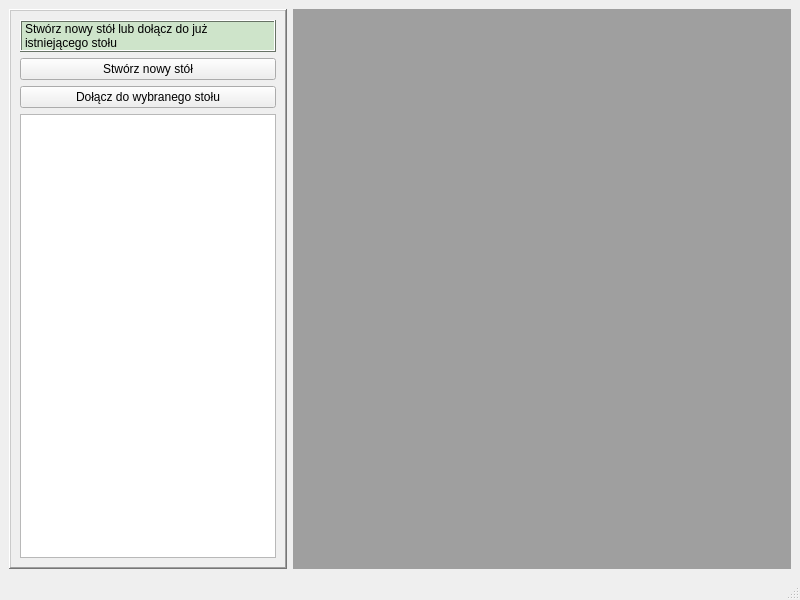
Before: the Qt Designer form ChessNetworkGameClient/mainwindow.ui in postasze/ChessNetworkGame, drawn with Qt 5.
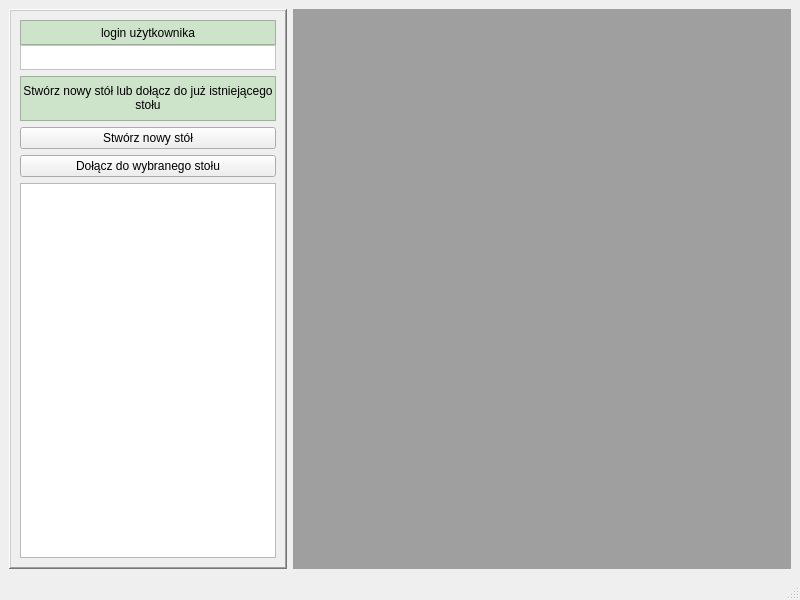
After: the same form once the commit is applied.

Patch:
```diff
--- a/ChessNetworkGameClient/mainwindow.ui
+++ b/ChessNetworkGameClient/mainwindow.ui
@@ -38,8 +38,895 @@
       <layout class="QGridLayout" name="gridLayout">
        <item row="0" column="0">
         <layout class="QVBoxLayout" name="verticalLayout">
+         <item>
+          <layout class="QVBoxLayout" name="verticalLayout_2">
+           <property name="spacing">
+            <number>0</number>
+           </property>
+           <item>
+            <widget class="QLabel" name="usernameInfoLabel">
+             <property name="minimumSize">
+              <size>
+               <width>0</width>
+               <height>25</height>
+              </size>
+             </property>
+             <property name="palette">
+              <palette>
+               <active>
+                <colorrole role="WindowText">
+                 <brush brushstyle="SolidPattern">
+                  <color alpha="255">
+                   <red>0</red>
+                   <green>0</green>
+                   <blue>0</blue>
+                  </color>
+                 </brush>
+                </colorrole>
+                <colorrole role="Button">
+                 <brush brushstyle="SolidPattern">
+                  <color alpha="255">
+                   <red>206</red>
+                   <green>228</green>
+                   <blue>202</blue>
+                  </color>
+                 </brush>
+                </colorrole>
+                <colorrole role="Light">
+                 <brush brushstyle="SolidPattern">
+                  <color alpha="255">
+                   <red>255</red>
+                   <green>255</green>
+                   <blue>255</blue>
+                  </color>
+                 </brush>
+                </colorrole>
+                <colorrole role="Midlight">
+                 <brush brushstyle="SolidPattern">
+                  <color alpha="255">
+                   <red>230</red>
+                   <green>241</green>
+                   <blue>228</blue>
+                  </color>
+                 </brush>
+                </colorrole>
+                <colorrole role="Dark">
+                 <brush brushstyle="SolidPattern">
+                  <color alpha="255">
+                   <red>103</red>
+                   <green>114</green>
+                   <blue>101</blue>
+                  </color>
+                 </brush>
+                </colorrole>
+                <colorrole role="Mid">
+                 <brush brushstyle="SolidPattern">
+                  <color alpha="255">
+                   <red>137</red>
+                   <green>152</green>
+                   <blue>135</blue>
+                  </color>
+                 </brush>
+                </colorrole>
+                <colorrole role="Text">
+                 <brush brushstyle="SolidPattern">
+                  <color alpha="255">
+                   <red>0</red>
+                   <green>0</green>
+                   <blue>0</blue>
+                  </color>
+                 </brush>
+                </colorrole>
+                <colorrole role="BrightText">
+                 <brush brushstyle="SolidPattern">
+                  <color alpha="255">
+                   <red>255</red>
+                   <green>255</green>
+                   <blue>255</blue>
+                  </color>
+                 </brush>
+                </colorrole>
+                <colorrole role="ButtonText">
+                 <brush brushstyle="SolidPattern">
+                  <color alpha="255">
+                   <red>0</red>
+                   <green>0</green>
+                   <blue>0</blue>
+                  </color>
+                 </brush>
+                </colorrole>
+                <colorrole role="Base">
+                 <brush brushstyle="SolidPattern">
+                  <color alpha="255">
+                   <red>255</red>
+                   <green>255</green>
+                   <blue>255</blue>
+                  </color>
+                 </brush>
+                </colorrole>
+                <colorrole role="Window">
+                 <brush brushstyle="SolidPattern">
+                  <color alpha="255">
+                   <red>206</red>
+                   <green>228</green>
+                   <blue>202</blue>
+                  </color>
+                 </brush>
+                </colorrole>
+                <colorrole role="Shadow">
+                 <brush brushstyle="SolidPattern">
+                  <color alpha="255">
+                   <red>0</red>
+                   <green>0</green>
+                   <blue>0</blue>
+                  </color>
+                 </brush>
+                </colorrole>
+                <colorrole role="AlternateBase">
+                 <brush brushstyle="SolidPattern">
+                  <color alpha="255">
+                   <red>230</red>
+                   <green>241</green>
+                   <blue>228</blue>
+                  </color>
+                 </brush>
+                </colorrole>
+                <colorrole role="ToolTipBase">
+                 <brush brushstyle="SolidPattern">
+                  <color alpha="255">
+                   <red>255</red>
+                   <green>255</green>
+                   <blue>220</blue>
+                  </color>
+                 </brush>
+                </colorrole>
+                <colorrole role="ToolTipText">
+                 <brush brushstyle="SolidPattern">
+                  <color alpha="255">
+                   <red>0</red>
+                   <green>0</green>
+                   <blue>0</blue>
+                  </color>
+                 </brush>
+                </colorrole>
+               </active>
+               <inactive>
+                <colorrole role="WindowText">
+                 <brush brushstyle="SolidPattern">
+                  <color alpha="255">
+                   <red>0</red>
+                   <green>0</green>
+                   <blue>0</blue>
+                  </color>
+                 </brush>
+                </colorrole>
+                <colorrole role="Button">
+                 <brush brushstyle="SolidPattern">
+                  <color alpha="255">
+                   <red>206</red>
+                   <green>228</green>
+                   <blue>202</blue>
+                  </color>
+                 </brush>
+                </colorrole>
+                <colorrole role="Light">
+                 <brush brushstyle="SolidPattern">
+                  <color alpha="255">
+                   <red>255</red>
+                   <green>255</green>
+                   <blue>255</blue>
+                  </color>
+                 </brush>
+                </colorrole>
+                <colorrole role="Midlight">
+                 <brush brushstyle="SolidPattern">
+                  <color alpha="255">
+                   <red>230</red>
+                   <green>241</green>
+                   <blue>228</blue>
+                  </color>
+                 </brush>
+                </colorrole>
+                <colorrole role="Dark">
+                 <brush brushstyle="SolidPattern">
+                  <color alpha="255">
+                   <red>103</red>
+                   <green>114</green>
+                   <blue>101</blue>
+                  </color>
+                 </brush>
+                </colorrole>
+                <colorrole role="Mid">
+                 <brush brushstyle="SolidPattern">
+                  <color alpha="255">
+                   <red>137</red>
+                   <green>152</green>
+                   <blue>135</blue>
+                  </color>
+                 </brush>
+                </colorrole>
+                <colorrole role="Text">
+                 <brush brushstyle="SolidPattern">
+                  <color alpha="255">
+                   <red>0</red>
+                   <green>0</green>
+                   <blue>0</blue>
+                  </color>
+                 </brush>
+                </colorrole>
+                <colorrole role="BrightText">
+                 <brush brushstyle="SolidPattern">
+                  <color alpha="255">
+                   <red>255</red>
+                   <green>255</green>
+                   <blue>255</blue>
+                  </color>
+                 </brush>
+                </colorrole>
+                <colorrole role="ButtonText">
+                 <brush brushstyle="SolidPattern">
+                  <color alpha="255">
+                   <red>0</red>
+                   <green>0</green>
+                   <blue>0</blue>
+                  </color>
+                 </brush>
+                </colorrole>
+                <colorrole role="Base">
+                 <brush brushstyle="SolidPattern">
+                  <color alpha="255">
+                   <red>255</red>
+                   <green>255</green>
+                   <blue>255</blue>
+                  </color>
+                 </brush>
+                </colorrole>
+                <colorrole role="Window">
+                 <brush brushstyle="SolidPattern">
+                  <color alpha="255">
+                   <red>206</red>
+                   <green>228</green>
+                   <blue>202</blue>
+                  </color>
+                 </brush>
+                </colorrole>
+                <colorrole role="Shadow">
+                 <brush brushstyle="SolidPattern">
+                  <color alpha="255">
+                   <red>0</red>
+                   <green>0</green>
+                   <blue>0</blue>
+                  </color>
+                 </brush>
+                </colorrole>
+                <colorrole role="AlternateBase">
+                 <brush brushstyle="SolidPattern">
+                  <color alpha="255">
+                   <red>230</red>
+                   <green>241</green>
+                   <blue>228</blue>
+                  </color>
+                 </brush>
+                </colorrole>
+                <colorrole role="ToolTipBase">
+                 <brush brushstyle="SolidPattern">
+                  <color alpha="255">
+                   <red>255</red>
+                   <green>255</green>
+                   <blue>220</blue>
+                  </color>
+                 </brush>
+                </colorrole>
+                <colorrole role="ToolTipText">
+                 <brush brushstyle="SolidPattern">
+                  <color alpha="255">
+                   <red>0</red>
+                   <green>0</green>
+                   <blue>0</blue>
+                  </color>
+                 </brush>
+                </colorrole>
+               </inactive>
+               <disabled>
+                <colorrole role="WindowText">
+                 <brush brushstyle="SolidPattern">
+                  <color alpha="255">
+                   <red>103</red>
+                   <green>114</green>
+                   <blue>101</blue>
+                  </color>
+                 </brush>
+                </colorrole>
+                <colorrole role="Button">
+                 <brush brushstyle="SolidPattern">
+                  <color alpha="255">
+                   <red>206</red>
+                   <green>228</green>
+                   <blue>202</blue>
+                  </color>
+                 </brush>
+                </colorrole>
+                <colorrole role="Light">
+                 <brush brushstyle="SolidPattern">
+                  <color alpha="255">
+                   <red>255</red>
+                   <green>255</green>
+                   <blue>255</blue>
+                  </color>
+                 </brush>
+                </colorrole>
+                <colorrole role="Midlight">
+                 <brush brushstyle="SolidPattern">
+                  <color alpha="255">
+                   <red>230</red>
+                   <green>241</green>
+                   <blue>228</blue>
+                  </color>
+                 </brush>
+                </colorrole>
+                <colorrole role="Dark">
+                 <brush brushstyle="SolidPattern">
+                  <color alpha="255">
+                   <red>103</red>
+                   <green>114</green>
+                   <blue>101</blue>
+                  </color>
+                 </brush>
+                </colorrole>
+                <colorrole role="Mid">
+                 <brush brushstyle="SolidPattern">
+                  <color alpha="255">
+                   <red>137</red>
+                   <green>152</green>
+                   <blue>135</blue>
+                  </color>
+                 </brush>
+                </colorrole>
+                <colorrole role="Text">
+                 <brush brushstyle="SolidPattern">
+                  <color alpha="255">
+                   <red>103</red>
+                   <green>114</green>
+                   <blue>101</blue>
+                  </color>
+                 </brush>
+                </colorrole>
+                <colorrole role="BrightText">
+                 <brush brushstyle="SolidPattern">
+                  <color alpha="255">
+                   <red>255</red>
+                   <green>255</green>
+                   <blue>255</blue>
+                  </color>
+                 </brush>
+                </colorrole>
+                <colorrole role="ButtonText">
+                 <brush brushstyle="SolidPattern">
+                  <color alpha="255">
+                   <red>103</red>
+                   <green>114</green>
+                   <blue>101</blue>
+                  </color>
+                 </brush>
+                </colorrole>
+                <colorrole role="Base">
+                 <brush brushstyle="SolidPattern">
+                  <color alpha="255">
+                   <red>206</red>
+                   <green>228</green>
+                   <blue>202</blue>
+                  </color>
+                 </brush>
+                </colorrole>
+                <colorrole role="Window">
+                 <brush brushstyle="SolidPattern">
+                  <color alpha="255">
+                   <red>206</red>
+                   <green>228</green>
+                   <blue>202</blue>
+                  </color>
+                 </brush>
+                </colorrole>
+                <colorrole role="Shadow">
+                 <brush brushstyle="SolidPattern">
+                  <color alpha="255">
+                   <red>0</red>
+                   <green>0</green>
+                   <blue>0</blue>
+                  </color>
+                 </brush>
+                </colorrole>
+                <colorrole role="AlternateBase">
+                 <brush brushstyle="SolidPattern">
+                  <color alpha="255">
+                   <red>206</red>
+                   <green>228</green>
+                   <blue>202</blue>
+                  </color>
+                 </brush>
+                </colorrole>
+                <colorrole role="ToolTipBase">
+                 <brush brushstyle="SolidPattern">
+                  <color alpha="255">
+                   <red>255</red>
+                   <green>255</green>
+                   <blue>220</blue>
+                  </color>
+                 </brush>
+                </colorrole>
+                <colorrole role="ToolTipText">
+                 <brush brushstyle="SolidPattern">
+                  <color alpha="255">
+                   <red>0</red>
+                   <green>0</green>
+                   <blue>0</blue>
+                  </color>
+                 </brush>
+                </colorrole>
+               </disabled>
+              </palette>
+             </property>
+             <property name="autoFillBackground">
+              <bool>true</bool>
+             </property>
+             <property name="frameShape">
+              <enum>QFrame::StyledPanel</enum>
+             </property>
+             <property name="text">
+              <string>login użytkownika</string>
+             </property>
+             <property name="alignment">
+              <set>Qt::AlignCenter</set>
+             </property>
+            </widget>
+           </item>
+           <item>
+            <widget class="QLabel" name="usernameLabel">
+             <property name="minimumSize">
+              <size>
+               <width>100</width>
+               <height>25</height>
+              </size>
+             </property>
+             <property name="palette">
+              <palette>
+               <active>
+                <colorrole role="WindowText">
+                 <brush brushstyle="SolidPattern">
+                  <color alpha="255">
+                   <red>0</red>
+                   <green>0</green>
+                   <blue>0</blue>
+                  </color>
+                 </brush>
+                </colorrole>
+                <colorrole role="Button">
+                 <brush brushstyle="SolidPattern">
+                  <color alpha="255">
+                   <red>255</red>
+                   <green>255</green>
+                   <blue>255</blue>
+                  </color>
+                 </brush>
+                </colorrole>
+                <colorrole role="Light">
+                 <brush brushstyle="SolidPattern">
+                  <color alpha="255">
+                   <red>255</red>
+                   <green>255</green>
+                   <blue>255</blue>
+                  </color>
+                 </brush>
+                </colorrole>
+                <colorrole role="Midlight">
+                 <brush brushstyle="SolidPattern">
+                  <color alpha="255">
+                   <red>255</red>
+                   <green>255</green>
+                   <blue>255</blue>
+                  </color>
+                 </brush>
+                </colorrole>
+                <colorrole role="Dark">
+                 <brush brushstyle="SolidPattern">
+                  <color alpha="255">
+                   <red>127</red>
+                   <green>127</green>
+                   <blue>127</blue>
+                  </color>
+                 </brush>
+                </colorrole>
+                <colorrole role="Mid">
+                 <brush brushstyle="SolidPattern">
+                  <color alpha="255">
+                   <red>170</red>
+                   <green>170</green>
+                   <blue>170</blue>
+                  </color>
+                 </brush>
+                </colorrole>
+                <colorrole role="Text">
+                 <brush brushstyle="SolidPattern">
+                  <color alpha="255">
+                   <red>0</red>
+                   <green>0</green>
+                   <blue>0</blue>
+                  </color>
+                 </brush>
+                </colorrole>
+                <colorrole role="BrightText">
+                 <brush brushstyle="SolidPattern">
+                  <color alpha="255">
+                   <red>255</red>
+                   <green>255</green>
+                   <blue>255</blue>
+                  </color>
+                 </brush>
+                </colorrole>
+                <colorrole role="ButtonText">
+                 <brush brushstyle="SolidPattern">
+                  <color alpha="255">
+                   <red>0</red>
+                   <green>0</green>
+                   <blue>0</blue>
+                  </color>
+                 </brush>
+                </colorrole>
+                <colorrole role="Base">
+                 <brush brushstyle="SolidPattern">
+                  <color alpha="255">
+                   <red>255</red>
+                   <green>255</green>
+                   <blue>255</blue>
+                  </color>
+                 </brush>
+                </colorrole>
+                <colorrole role="Window">
+                 <brush brushstyle="SolidPattern">
+                  <color alpha="255">
+                   <red>255</red>
+                   <green>255</green>
+                   <blue>255</blue>
+                  </color>
+                 </brush>
+                </colorrole>
+                <colorrole role="Shadow">
+                 <brush brushstyle="SolidPattern">
+                  <color alpha="255">
+                   <red>0</red>
+                   <green>0</green>
+                   <blue>0</blue>
+                  </color>
+                 </brush>
+                </colorrole>
+                <colorrole role="AlternateBase">
+                 <brush brushstyle="SolidPattern">
+                  <color alpha="255">
+                   <red>255</red>
+                   <green>255</green>
+                   <blue>255</blue>
+                  </color>
+                 </brush>
+                </colorrole>
+                <colorrole role="ToolTipBase">
+                 <brush brushstyle="SolidPattern">
+                  <color alpha="255">
+                   <red>255</red>
+                   <green>255</green>
+                   <blue>220</blue>
+                  </color>
+                 </brush>
+                </colorrole>
+                <colorrole role="ToolTipText">
+                 <brush brushstyle="SolidPattern">
+                  <color alpha="255">
+                   <red>0</red>
+                   <green>0</green>
+                   <blue>0</blue>
+                  </color>
+                 </brush>
+                </colorrole>
+               </active>
+               <inactive>
+                <colorrole role="WindowText">
+                 <brush brushstyle="SolidPattern">
+                  <color alpha="255">
+                   <red>0</red>
+                   <green>0</green>
+                   <blue>0</blue>
+                  </color>
+                 </brush>
+                </colorrole>
+                <colorrole role="Button">
+                 <brush brushstyle="SolidPattern">
+                  <color alpha="255">
+                   <red>255</red>
+                   <green>255</green>
+                   <blue>255</blue>
+                  </color>
+                 </brush>
+                </colorrole>
+                <colorrole role="Light">
+                 <brush brushstyle="SolidPattern">
+                  <color alpha="255">
+                   <red>255</red>
+                   <green>255</green>
+                   <blue>255</blue>
+                  </color>
+                 </brush>
+                </colorrole>
+                <colorrole role="Midlight">
+                 <brush brushstyle="SolidPattern">
+                  <color alpha="255">
+                   <red>255</red>
+                   <green>255</green>
+                   <blue>255</blue>
+                  </color>
+                 </brush>
+                </colorrole>
+                <colorrole role="Dark">
+                 <brush brushstyle="SolidPattern">
+                  <color alpha="255">
+                   <red>127</red>
+                   <green>127</green>
+                   <blue>127</blue>
+                  </color>
+                 </brush>
+                </colorrole>
+                <colorrole role="Mid">
+                 <brush brushstyle="SolidPattern">
+                  <color alpha="255">
+                   <red>170</red>
+                   <green>170</green>
+                   <blue>170</blue>
+                  </color>
+                 </brush>
+                </colorrole>
+                <colorrole role="Text">
+                 <brush brushstyle="SolidPattern">
+                  <color alpha="255">
+                   <red>0</red>
+                   <green>0</green>
+                   <blue>0</blue>
+                  </color>
+                 </brush>
+                </colorrole>
+                <colorrole role="BrightText">
+                 <brush brushstyle="SolidPattern">
+                  <color alpha="255">
+                   <red>255</red>
+                   <green>255</green>
+                   <blue>255</blue>
+                  </color>
+                 </brush>
+                </colorrole>
+                <colorrole role="ButtonText">
+                 <brush brushstyle="SolidPattern">
+                  <color alpha="255">
+                   <red>0</red>
+                   <green>0</green>
+                   <blue>0</blue>
+                  </color>
+                 </brush>
+                </colorrole>
+                <colorrole role="Base">
+                 <brush brushstyle="SolidPattern">
+                  <color alpha="255">
+                   <red>255</red>
+                   <green>255</green>
+                   <blue>255</blue>
+                  </color>
+                 </brush>
+                </colorrole>
+                <colorrole role="Window">
+                 <brush brushstyle="SolidPattern">
+                  <color alpha="255">
+                   <red>255</red>
+                   <green>255</green>
+                   <blue>255</blue>
+                  </color>
+                 </brush>
+                </colorrole>
+                <colorrole role="Shadow">
+                 <brush brushstyle="SolidPattern">
+                  <color alpha="255">
+                   <red>0</red>
+                   <green>0</green>
+                   <blue>0</blue>
+                  </color>
+                 </brush>
+                </colorrole>
+                <colorrole role="AlternateBase">
+                 <brush brushstyle="SolidPattern">
+                  <color alpha="255">
+                   <red>255</red>
+                   <green>255</green>
+                   <blue>255</blue>
+                  </color>
+                 </brush>
+                </colorrole>
+                <colorrole role="ToolTipBase">
+                 <brush brushstyle="SolidPattern">
+                  <color alpha="255">
+                   <red>255</red>
+                   <green>255</green>
+                   <blue>220</blue>
+                  </color>
+                 </brush>
+                </colorrole>
+                <colorrole role="ToolTipText">
+                 <brush brushstyle="SolidPattern">
+                  <color alpha="255">
+                   <red>0</red>
+                   <green>0</green>
+                   <blue>0</blue>
+                  </color>
+                 </brush>
+                </colorrole>
+               </inactive>
+               <disabled>
+                <colorrole role="WindowText">
+                 <brush brushstyle="SolidPattern">
+                  <color alpha="255">
+                   <red>127</red>
+                   <green>127</green>
+                   <blue>127</blue>
+                  </color>
+                 </brush>
+                </colorrole>
+                <colorrole role="Button">
+                 <brush brushstyle="SolidPattern">
+                  <color alpha="255">
+                   <red>255</red>
+                   <green>255</green>
+                   <blue>255</blue>
+                  </color>
+                 </brush>
+                </colorrole>
+                <colorrole role="Light">
+                 <brush brushstyle="SolidPattern">
+                  <color alpha="255">
+                   <red>255</red>
+                   <green>255</green>
+                   <blue>255</blue>
+                  </color>
+                 </brush>
+                </colorrole>
+                <colorrole role="Midlight">
+                 <brush brushstyle="SolidPattern">
+                  <color alpha="255">
+                   <red>255</red>
+                   <green>255</green>
+                   <blue>255</blue>
+                  </color>
+                 </brush>
+                </colorrole>
+                <colorrole role="Dark">
+                 <brush brushstyle="SolidPattern">
+                  <color alpha="255">
+                   <red>127</red>
+                   <green>127</green>
+                   <blue>127</blue>
+                  </color>
+                 </brush>
+                </colorrole>
+                <colorrole role="Mid">
+                 <brush brushstyle="SolidPattern">
+                  <color alpha="255">
+                   <red>170</red>
+                   <green>170</green>
+                   <blue>170</blue>
+                  </color>
+                 </brush>
+                </colorrole>
+                <colorrole role="Text">
+                 <brush brushstyle="SolidPattern">
+                  <color alpha="255">
+                   <red>127</red>
+                   <green>127</green>
+                   <blue>127</blue>
+                  </color>
+                 </brush>
+                </colorrole>
+                <colorrole role="BrightText">
+                 <brush brushstyle="SolidPattern">
+                  <color alpha="255">
+                   <red>255</red>
+                   <green>255</green>
+                   <blue>255</blue>
+                  </color>
+                 </brush>
+                </colorrole>
+                <colorrole role="ButtonText">
+                 <brush brushstyle="SolidPattern">
+                  <color alpha="255">
+                   <red>127</red>
+                   <green>127</green>
+                   <blue>127</blue>
+                  </color>
+                 </brush>
+                </colorrole>
+                <colorrole role="Base">
+                 <brush brushstyle="SolidPattern">
+                  <color alpha="255">
+                   <red>255</red>
+                   <green>255</green>
+                   <blue>255</blue>
+                  </color>
+                 </brush>
+                </colorrole>
+                <colorrole role="Window">
+                 <brush brushstyle="SolidPattern">
+                  <color alpha="255">
+                   <red>255</red>
+                   <green>255</green>
+                   <blue>255</blue>
+                  </color>
+                 </brush>
+                </colorrole>
+                <colorrole role="Shadow">
+                 <brush brushstyle="SolidPattern">
+                  <color alpha="255">
+                   <red>0</red>
+                   <green>0</green>
+                   <blue>0</blue>
+                  </color>
+                 </brush>
+                </colorrole>
+                <colorrole role="AlternateBase">
+                 <brush brushstyle="SolidPattern">
+                  <color alpha="255">
+                   <red>255</red>
+                   <green>255</green>
+                   <blue>255</blue>
+                  </color>
+                 </brush>
+                </colorrole>
+                <colorrole role="ToolTipBase">
+                 <brush brushstyle="SolidPattern">
+                  <color alpha="255">
+                   <red>255</red>
+                   <green>255</green>
+                   <blue>220</blue>
+                  </color>
+                 </brush>
+                </colorrole>
+                <colorrole role="ToolTipText">
+                 <brush brushstyle="SolidPattern">
+                  <color alpha="255">
+                   <red>0</red>
+                   <green>0</green>
+                   <blue>0</blue>
+                  </color>
+                 </brush>
+                </colorrole>
+               </disabled>
+              </palette>
+             </property>
+             <property name="autoFillBackground">
+              <bool>true</bool>
+             </property>
+             <property name="frameShape">
+              <enum>QFrame::StyledPanel</enum>
+             </property>
+             <property name="text">
+              <string/>
+             </property>
+             <property name="alignment">
+              <set>Qt::AlignCenter</set>
+             </property>
+            </widget>
+           </item>
+          </layout>
+         </item>
          <item>
           <widget class="QLabel" name="infoLabel">
+           <property name="minimumSize">
+            <size>
+             <width>0</width>
+             <height>45</height>
+            </size>
+           </property>
            <property name="palette">
             <palette>
              <active>
@@ -93,7 +980,7 @@
                 <color alpha="255">
                  <red>137</red>
                  <green>152</green>
-                 <blue>134</blue>
+                 <blue>135</blue>
                 </color>
                </brush>
               </colorrole>
@@ -230,7 +1117,7 @@
                 <color alpha="255">
                  <red>137</red>
                  <green>152</green>
-                 <blue>134</blue>
+                 <blue>135</blue>
                 </color>
                </brush>
               </colorrole>
@@ -367,7 +1254,7 @@
                 <color alpha="255">
                  <red>137</red>
                  <green>152</green>
-                 <blue>134</blue>
+                 <blue>135</blue>
                 </color>
                </brush>
               </colorrole>
@@ -459,7 +1346,7 @@
             <bool>true</bool>
            </property>
            <property name="frameShape">
-            <enum>QFrame::Box</enum>
+            <enum>QFrame::StyledPanel</enum>
            </property>
            <property name="frameShadow">
             <enum>QFrame::Raised</enum>
@@ -467,6 +1354,9 @@
            <property name="text">
             <string>&lt;html&gt;&lt;head/&gt;&lt;body&gt;&lt;p&gt;Stwórz nowy stół lub dołącz do już istniejącego stołu&lt;/p&gt;&lt;/body&gt;&lt;/html&gt;</string>
            </property>
+           <property name="alignment">
+            <set>Qt::AlignCenter</set>
+           </property>
            <property name="wordWrap">
             <bool>true</bool>
            </property>
```
